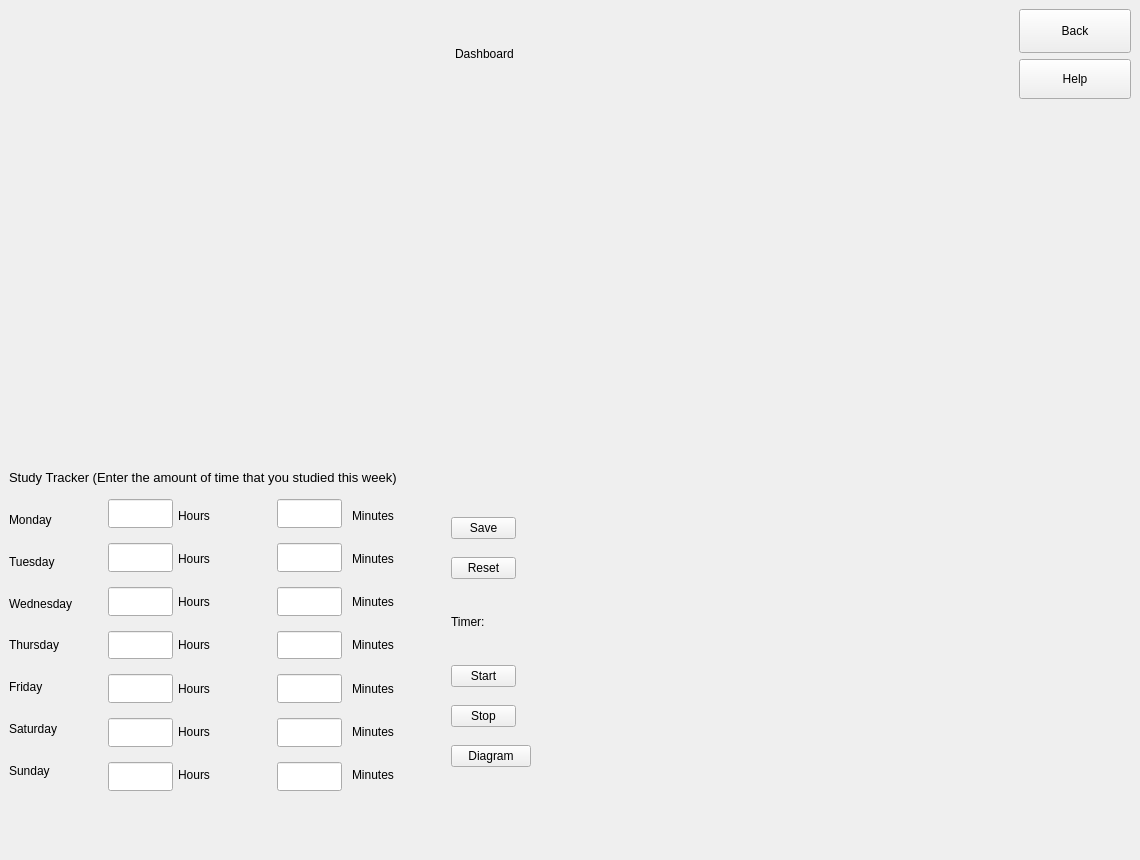
This is main/UI/dashboard_test.ui in Demonim/Simargl-Study-Project as Qt 5 draws it before an edit. The edited form follows.
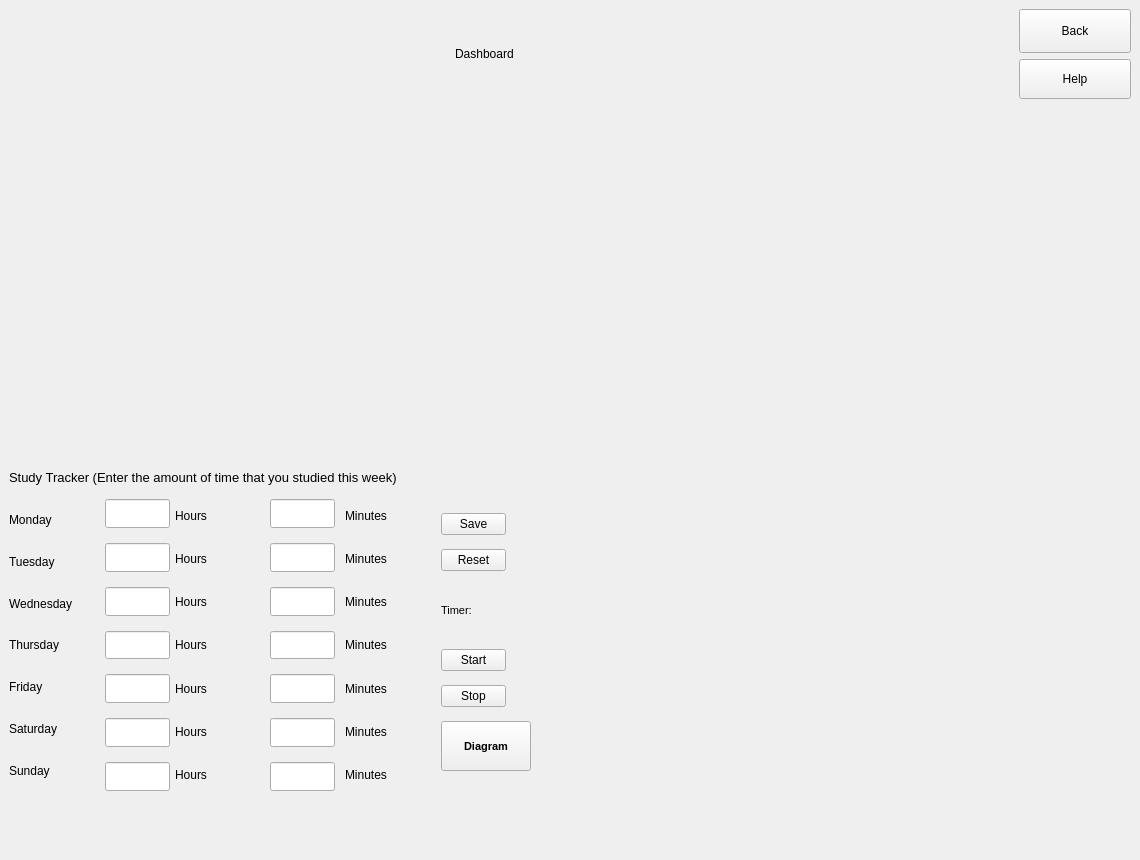
This is the edited form.

Diff of the .ui file:
```diff
--- a/main/UI/dashboard_test.ui
+++ b/main/UI/dashboard_test.ui
@@ -720,6 +720,11 @@
               <property name="alignment">
                <set>Qt::AlignmentFlag::AlignLeading|Qt::AlignmentFlag::AlignLeft|Qt::AlignmentFlag::AlignVCenter</set>
               </property>
+              <property name="font">
+               <font>
+                <pointsize>8</pointsize>
+               </font>
+              </property>
              </widget>
             </item>
             <item>
@@ -750,15 +755,28 @@
             </item>
             <item>
              <widget class="QPushButton" name="Diagram">
+              <property name="minimumSize">
+               <size>
+                <width>90</width>
+                <height>25</height>
+               </size>
+              </property>
               <property name="maximumSize">
                <size>
-                <width>80</width>
-                <height>16777215</height>
+                <width>150</width>
+                <height>50</height>
                </size>
               </property>
               <property name="text">
                <string>Diagram</string>
               </property>
+              <property name="font">
+               <font>
+                <pointsize>8</pointsize>
+                <weight>75</weight>
+                <bold>true</bold>
+               </font>
+              </property>
              </widget>
             </item>
            </layout>
```
